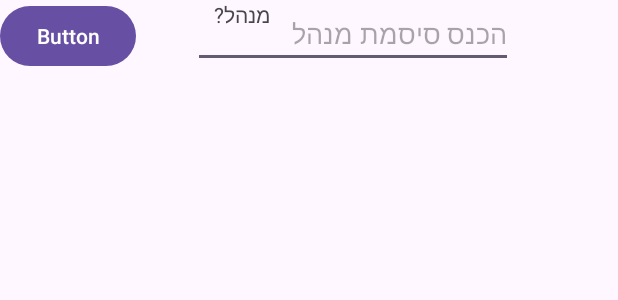
After one commit to NoamSh1609/NoamProject1, an Android app: the layout activity_menger_page.xml on its own in the app's theme, with its tools: preview values and no code run, on a phone screen of 412 x 824 dp. The commit adds this screen. Shown: the top 300 px of the screen. Run offline under Robolectric (Android 15) with nearby library versions, the phone set to English and light mode, and no system bars.

Commit message:
Eod 14.1.2025

```diff
--- a/app/src/main/AndroidManifest.xml
+++ b/app/src/main/AndroidManifest.xml
@@ -12,6 +12,12 @@
         android:supportsRtl="true"
         android:theme="@style/Theme.NoamProject1"
         tools:targetApi="31">
+        <activity
+            android:name=".screens.AdminMainPage"
+            android:exported="false" />
+        <activity
+            android:name=".screens.menger_page"
+            android:exported="false" />
         <activity
             android:name=".screens.AddAttraction"
             android:exported="false" />
--- /dev/null
+++ b/app/src/main/res/layout/activity_menger_page.xml
@@ -0,0 +1,38 @@
+<?xml version="1.0" encoding="utf-8"?>
+<androidx.constraintlayout.widget.ConstraintLayout xmlns:android="http://schemas.android.com/apk/res/android"
+    xmlns:app="http://schemas.android.com/apk/res-auto"
+    xmlns:tools="http://schemas.android.com/tools"
+    android:id="@+id/main"
+    android:layout_width="match_parent"
+    android:layout_height="match_parent"
+    tools:context=".screens.menger_page">
+
+    <TextView
+        android:id="@+id/textView"
+        android:layout_width="180dp"
+        android:layout_height="61dp"
+        android:text="מנהל?"
+        tools:layout_editor_absoluteX="147dp"
+        tools:layout_editor_absoluteY="95dp" />
+
+    <EditText
+        android:id="@+id/etMangerPassword"
+        android:layout_width="wrap_content"
+        android:layout_height="wrap_content"
+        android:ems="10"
+        android:hint="הכנס סיסמת מנהל"
+        android:inputType="text"
+
+        app:layout_constraintEnd_toEndOf="parent"
+        app:layout_constraintHorizontal_bias="0.646"
+        app:layout_constraintStart_toStartOf="parent"
+        tools:layout_editor_absoluteY="236dp" />
+
+    <Button
+        android:id="@+id/button"
+        android:layout_width="wrap_content"
+        android:layout_height="wrap_content"
+        android:text="Button"
+        tools:layout_editor_absoluteX="221dp"
+        tools:layout_editor_absoluteY="362dp" />
+</androidx.constraintlayout.widget.ConstraintLayout>
```
Also changed, not shown: app/src/main/java/com/noam/noamproject1/screens/AddAttraction.java (+119 -21 lines), app/src/main/java/com/noam/noamproject1/screens/AdminMainPage.java (added, +26 -0 lines), app/src/main/java/com/noam/noamproject1/screens/menger_page.java (added, +50 -0 lines), app/src/main/res/layout/activity_admin_main_page.xml (added, +10 -0 lines).
